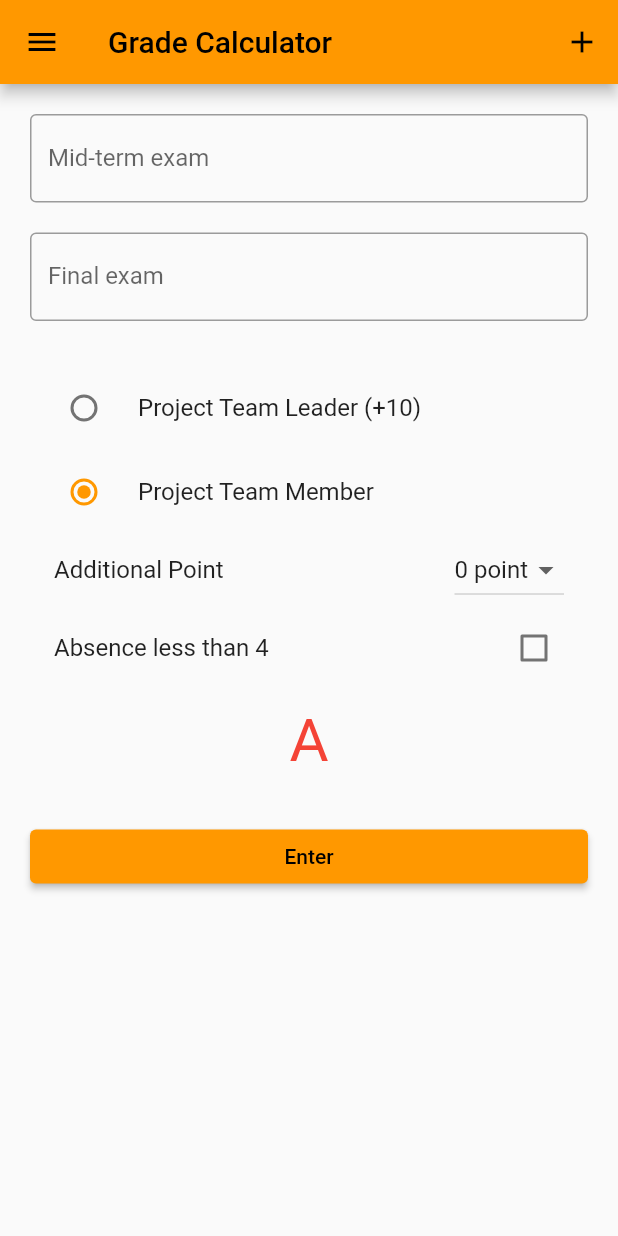
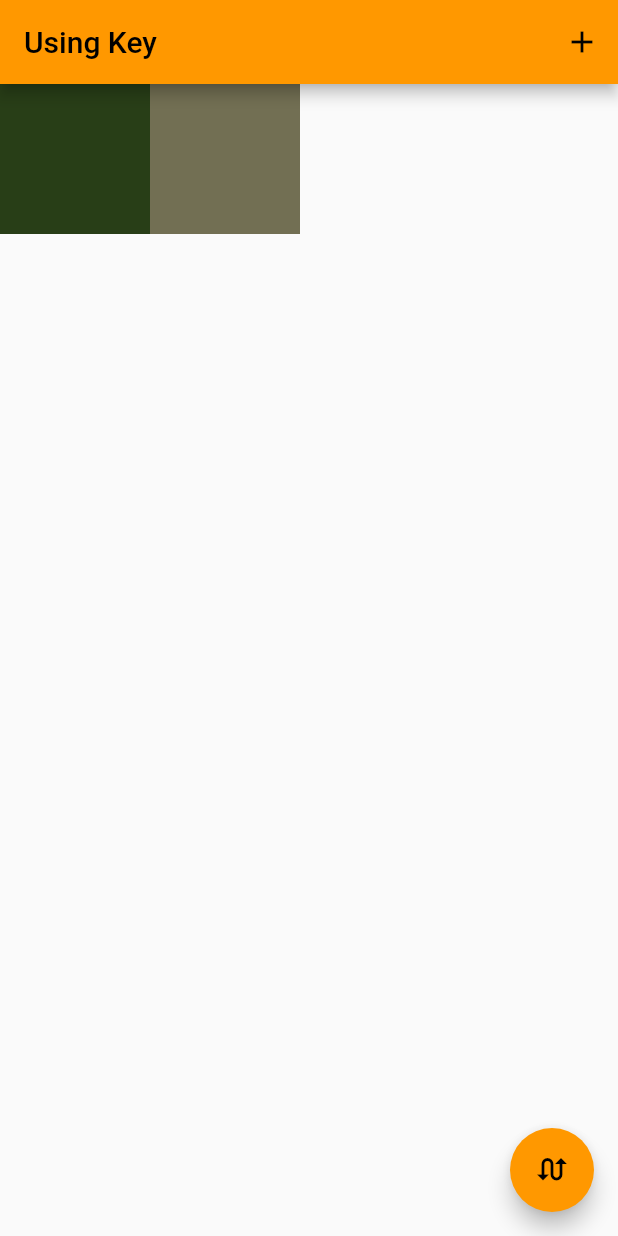
Before and after one commit to gaeun23/flutter-practice, a Flutter app: the screen it shows after launch, on a phone screen of 412 x 824 dp. Run offline on Flutter 3.47's test engine with Material 2 defaults, Android fonts, the phone set to English and light mode, and no system bars.

```diff
--- a/lib/main.dart
+++ b/lib/main.dart
@@ -1,3 +1,4 @@
+import 'dart:math';
 import 'package:flutter/material.dart';
 
 enum Role { leader, member }
@@ -29,149 +30,49 @@ class MyHomePage extends StatefulWidget {
 }
 
 class _MyHomePageState extends State<MyHomePage> {
-  final _midTermController = TextEditingController();
-  final _finalController = TextEditingController();
-  Role _role = Role.member;
-  final _pointValueList = List.generate(10, (index) => '$index');
-  var _selectedPointValue = '0';
-  var _lessAbsence = false;
-  var _totalGrade = 'A';
-
-  @override
-  void dispose() {
-    _midTermController.dispose();
-    _finalController.dispose();
-    super.dispose();
-  }
+  List<Widget> myTiles = [MyTile(), MyTile()];
 
   @override
   Widget build(BuildContext context) {
     return Scaffold(
       appBar: AppBar(
-        title: const Text('Grade Calculator'),
+        title: const Text('Using Key'),
         actions: [IconButton(onPressed: () {}, icon: const Icon(Icons.add))],
       ),
-      body: Padding(
-        padding: const EdgeInsets.all(20.0),
-        child: ListView(
-          children: [
-            TextField(
-              decoration: const InputDecoration(
-                border: OutlineInputBorder(),
-                labelText: 'Mid-term exam',
-              ),
-              controller: _midTermController,
-              keyboardType: TextInputType.number,
-            ),
-            const SizedBox(
-              height: 20,
-            ),
-            TextField(
-              decoration: const InputDecoration(
-                border: OutlineInputBorder(),
-                labelText: 'Final exam',
-              ),
-              controller: _finalController,
-              keyboardType: TextInputType.number,
-            ),
-            const SizedBox(
-              height: 30,
-            ),
-            RadioListTile(
-                title: const Text('Project Team Leader (+10)'),
-                value: Role.leader,
-                groupValue: _role,
-                onChanged: (value) {
-                  setState(() {
-                    _role = value!;
-                  });
-                }),
-            RadioListTile(
-                title: const Text('Project Team Member'),
-                value: Role.member,
-                groupValue: _role,
-                onChanged: (value) {
-                  setState(() {
-                    _role = value!;
-                  });
-                }),
-            Container(
-              padding: const EdgeInsets.only(left: 16.0, right: 16.0),
-              child: Row(
-                mainAxisAlignment: MainAxisAlignment.spaceBetween,
-                children: [
-                  const Text(
-                    'Additional Point',
-                    style: TextStyle(fontSize: 16),
-                  ),
-                  DropdownButton(
-                      value: _selectedPointValue,
-                      items: _pointValueList.map((value) {
-                        return DropdownMenuItem(
-                            value: value, child: Text('$value point'));
-                      }).toList(),
-                      onChanged: (value) {
-                        setState(() {
-                          _selectedPointValue = value!;
-                        });
-                      })
-                ],
-              ),
-            ),
-            CheckboxListTile(
-              title: const Text('Absence less than 4'),
-              value: _lessAbsence,
-              onChanged: (value) {
-                setState(() {
-                  _lessAbsence = value!;
-                });
-              },
-            ),
-            const SizedBox(
-              height: 10,
-            ),
-            Text(
-              _totalGrade,
-              textAlign: TextAlign.center,
-              style: const TextStyle(fontSize: 40, color: Colors.red),
-            ),
-            const SizedBox(
-              height: 30,
-            ),
-            ElevatedButton(
-              onPressed: () {
-                setState(() {
-                  var midTermValue =
-                      double.parse(_midTermController.text.trim());
-                  var finalValue = double.parse(_finalController.text.trim());
-                  var roleValue = _role == Role.leader ? 10 : 0;
-                  var additionalPointValue = int.parse(_selectedPointValue);
-
-                  var totalPoint = midTermValue +
-                      finalValue +
-                      roleValue +
-                      additionalPointValue;
-                  if (_lessAbsence) {
-                    _totalGrade = 'F';
-                  } else if (totalPoint >= 170) {
-                    _totalGrade = 'A';
-                  } else if (totalPoint >= 150 && totalPoint < 170) {
-                    _totalGrade = 'B';
-                  } else if (totalPoint >= 130 && totalPoint < 150) {
-                    _totalGrade = 'C';
-                  } else if (totalPoint >= 110 && totalPoint < 130) {
-                    _totalGrade = 'D';
-                  } else {
-                    _totalGrade = 'F';
-                  }
-                });
-              },
-              child: const Text('Enter'),
-            ),
-          ],
-        ),
+      body: Row(
+        children: myTiles,
       ),
-      drawer: const Drawer(),
+      floatingActionButton: FloatingActionButton(
+        child: const Icon(Icons.swap_calls),
+        onPressed: () {
+          setState(() {
+            myTiles.insert(1, myTiles.removeAt(0));
+          });
+        },
+      ),
     );
   }
 }
+
+class MyTile extends StatelessWidget {
+  MyTile({Key? key}) : super(key: key);
+  final Color myColor = UniqueColorGenerator.getColor();
+
+  @override
+  Widget build(BuildContext context) {
+    return Container(
+      width: 100,
+      height: 100,
+      color: myColor,
+    );
+  }
+}
+
+class UniqueColorGenerator {
+  static Random random = Random();
+
+  static Color getColor() {
+    return Color.fromARGB(
+        255, random.nextInt(255), random.nextInt(255), random.nextInt(255));
+  }
+}
```
